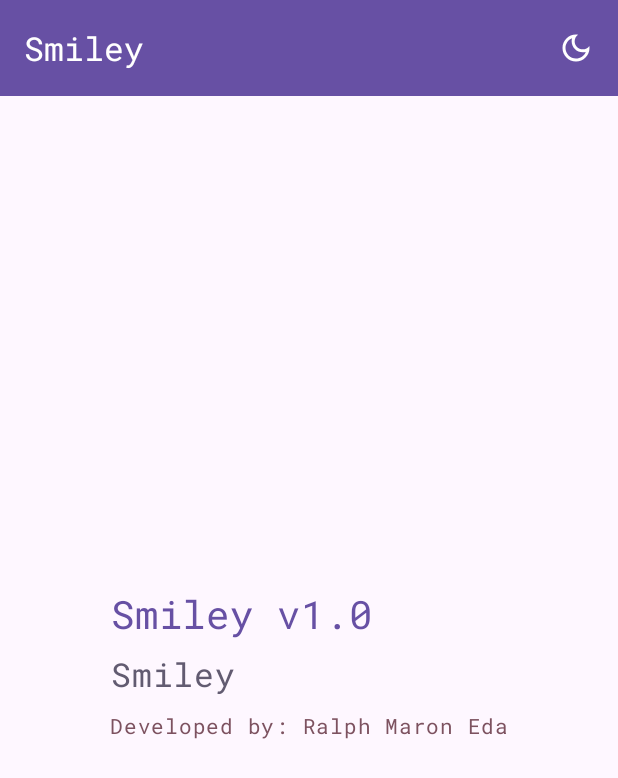
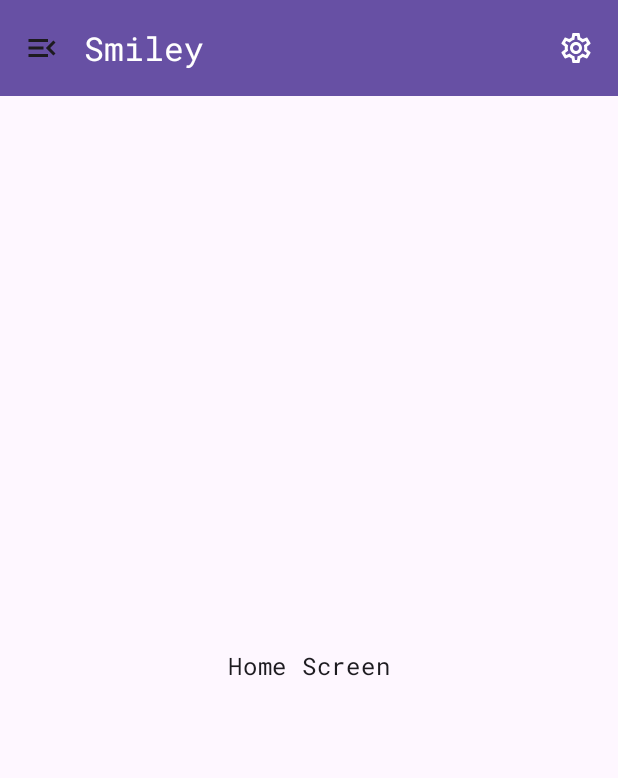
Before and after one commit to ralphmarondev/smiley, an Android app built with Jetpack Compose: the screen it shows after launch (MainActivity), on a phone screen of 412 x 824 dp. Shown: the top 778 px of the screen. Run offline under Robolectric (Android 15) with nearby library versions, the phone set to English and light mode, and no system bars.

Commit message:
implemented koin and added initial screens

```diff
--- a/app/build.gradle.kts
+++ b/app/build.gradle.kts
@@ -60,6 +60,8 @@ dependencies {
     implementation(libs.navigation.compose)
     implementation(libs.kotlinx.serialization.json)
 
+    implementation(libs.bundles.koin)
+
     testImplementation(libs.junit)
     androidTestImplementation(libs.androidx.junit)
     androidTestImplementation(libs.androidx.espresso.core)
--- a/app/src/main/AndroidManifest.xml
+++ b/app/src/main/AndroidManifest.xml
@@ -3,6 +3,7 @@
     xmlns:tools="http://schemas.android.com/tools">
 
     <application
+        android:name=".MyApp"
         android:allowBackup="true"
         android:dataExtractionRules="@xml/data_extraction_rules"
         android:fullBackupContent="@xml/backup_rules"
@@ -15,7 +16,6 @@
         <activity
             android:name=".MainActivity"
             android:exported="true"
-            android:label="@string/app_name"
             android:theme="@style/Theme.Smiley">
             <intent-filter>
                 <action android:name="android.intent.action.MAIN" />
--- a/app/src/main/java/com/ralphmarondev/smiley/MainActivity.kt
+++ b/app/src/main/java/com/ralphmarondev/smiley/MainActivity.kt
@@ -4,25 +4,19 @@ import android.os.Bundle
 import androidx.activity.ComponentActivity
 import androidx.activity.compose.setContent
 import androidx.activity.enableEdgeToEdge
-import androidx.compose.runtime.getValue
-import androidx.compose.runtime.mutableStateOf
-import androidx.compose.runtime.remember
-import androidx.compose.runtime.setValue
-import com.ralphmarondev.smiley.ui.theme.SmileyTheme
+import com.ralphmarondev.smiley.core.data.local.preferences.AppPreferences
+import com.ralphmarondev.smiley.navigation.AppNavigation
+import org.koin.android.ext.android.inject
 
 class MainActivity : ComponentActivity() {
+
+    private val preferences: AppPreferences by inject()
+
     override fun onCreate(savedInstanceState: Bundle?) {
         super.onCreate(savedInstanceState)
         enableEdgeToEdge()
         setContent {
-            var darkTheme by remember { mutableStateOf(false) }
-
-            SmileyTheme(darkTheme = darkTheme) {
-                GreetingScreen(
-                    darkTheme = darkTheme,
-                    toggleDarkTheme = { darkTheme = !darkTheme }
-                )
-            }
+            AppNavigation(preferences)
         }
     }
 }
--- /dev/null
+++ b/app/src/main/java/com/ralphmarondev/smiley/MyApp.kt
@@ -0,0 +1,17 @@
+package com.ralphmarondev.smiley
+
+import android.app.Application
+import com.ralphmarondev.smiley.core.di.coreModule
+import org.koin.android.ext.koin.androidContext
+import org.koin.core.context.startKoin
+
+class MyApp : Application() {
+    override fun onCreate() {
+        super.onCreate()
+
+        startKoin {
+            androidContext(this@MyApp)
+            modules(coreModule)
+        }
+    }
+}
--- /dev/null
+++ b/app/src/main/java/com/ralphmarondev/smiley/core/data/local/preferences/AppPreferences.kt
@@ -0,0 +1,34 @@
+package com.ralphmarondev.smiley.core.data.local.preferences
+
+import android.content.Context
+import android.content.SharedPreferences
+
+class AppPreferences(
+    private val context: Context
+) {
+    companion object {
+        private const val PREFERENCE_NAME = "preference_name"
+        private const val FIRST_LAUNCH = "first_launch"
+        private const val DARK_THEME = "dark_theme"
+    }
+
+    private val sharedPreferences: SharedPreferences = context.getSharedPreferences(
+        PREFERENCE_NAME, Context.MODE_PRIVATE
+    )
+
+    fun isFirstLaunch(): Boolean {
+        return sharedPreferences.getBoolean(FIRST_LAUNCH, true)
+    }
+
+    fun setFirstLaunchDone() {
+        sharedPreferences.edit().putBoolean(FIRST_LAUNCH, false).apply()
+    }
+
+    fun isDarkTheme(): Boolean {
+        return sharedPreferences.getBoolean(DARK_THEME, false)
+    }
+
+    fun toggleDarkTheme() {
+        sharedPreferences.edit().putBoolean(DARK_THEME, !isDarkTheme()).apply()
+    }
+}
--- /dev/null
+++ b/app/src/main/java/com/ralphmarondev/smiley/core/di/CoreModule.kt
@@ -0,0 +1,9 @@
+package com.ralphmarondev.smiley.core.di
+
+import com.ralphmarondev.smiley.core.data.local.preferences.AppPreferences
+import org.koin.core.module.dsl.singleOf
+import org.koin.dsl.module
+
+val coreModule = module {
+    singleOf(::AppPreferences)
+}
--- /dev/null
+++ b/app/src/main/java/com/ralphmarondev/smiley/features/home/presentation/HomeScreen.kt
@@ -0,0 +1,89 @@
+package com.ralphmarondev.smiley.features.home.presentation
+
+import androidx.compose.foundation.layout.Box
+import androidx.compose.foundation.layout.fillMaxSize
+import androidx.compose.foundation.layout.padding
+import androidx.compose.material.icons.Icons
+import androidx.compose.material.icons.automirrored.outlined.MenuOpen
+import androidx.compose.material.icons.outlined.Settings
+import androidx.compose.material3.DrawerValue
+import androidx.compose.material3.ExperimentalMaterial3Api
+import androidx.compose.material3.Icon
+import androidx.compose.material3.IconButton
+import androidx.compose.material3.MaterialTheme
+import androidx.compose.material3.ModalNavigationDrawer
+import androidx.compose.material3.Scaffold
+import androidx.compose.material3.Text
+import androidx.compose.material3.TopAppBar
+import androidx.compose.material3.TopAppBarDefaults
+import androidx.compose.material3.rememberDrawerState
+import androidx.compose.runtime.Composable
+import androidx.compose.runtime.rememberCoroutineScope
+import androidx.compose.ui.Alignment
+import androidx.compose.ui.Modifier
+import com.ralphmarondev.smiley.features.home.presentation.components.DrawerContent
+import kotlinx.coroutines.launch
+
+@OptIn(ExperimentalMaterial3Api::class)
+@Composable
+fun HomeScreen(
+    navigateToSettings: () -> Unit
+) {
+    val scope = rememberCoroutineScope()
+    val drawerState = rememberDrawerState(DrawerValue.Closed)
+
+    ModalNavigationDrawer(
+        drawerContent = {
+            DrawerContent()
+        },
+        drawerState = drawerState
+    ) {
+        Scaffold(
+            topBar = {
+                TopAppBar(
+                    title = {
+                        Text(
+                            text = "Smiley"
+                        )
+                    },
+                    navigationIcon = {
+                        IconButton(
+                            onClick = {
+                                scope.launch {
+                                    drawerState.open()
+                                }
+                            }
+                        ) {
+                            Icon(
+                                imageVector = Icons.AutoMirrored.Outlined.MenuOpen,
+                                contentDescription = "Open navigation drawer"
+                            )
+                        }
+                    },
+                    actions = {
+                        IconButton(onClick = navigateToSettings) {
+                            Icon(
+                                imageVector = Icons.Outlined.Settings,
+                                contentDescription = "Settings"
+                            )
+                        }
+                    },
+                    colors = TopAppBarDefaults.topAppBarColors(
+                        containerColor = MaterialTheme.colorScheme.primary,
+                        titleContentColor = MaterialTheme.colorScheme.onPrimary,
+                        actionIconContentColor = MaterialTheme.colorScheme.onPrimary
+                    )
+                )
+            }
+        ) { innerPadding ->
+            Box(
+                modifier = Modifier
+                    .fillMaxSize()
+                    .padding(innerPadding),
+                contentAlignment = Alignment.Center
+            ) {
+                Text(text = "Home Screen")
+            }
+        }
+    }
+}
--- /dev/null
+++ b/app/src/main/java/com/ralphmarondev/smiley/features/home/presentation/components/DrawerContent.kt
@@ -0,0 +1,94 @@
+package com.ralphmarondev.smiley.features.home.presentation.components
+
+import androidx.compose.foundation.Image
+import androidx.compose.foundation.background
+import androidx.compose.foundation.layout.Column
+import androidx.compose.foundation.layout.fillMaxSize
+import androidx.compose.foundation.layout.fillMaxWidth
+import androidx.compose.foundation.layout.padding
+import androidx.compose.material.icons.Icons
+import androidx.compose.material.icons.outlined.AccountBox
+import androidx.compose.material.icons.outlined.Settings
+import androidx.compose.material3.Icon
+import androidx.compose.material3.MaterialTheme
+import androidx.compose.material3.ModalDrawerSheet
+import androidx.compose.material3.NavigationDrawerItem
+import androidx.compose.material3.Text
+import androidx.compose.runtime.Composable
+import androidx.compose.ui.Modifier
+import androidx.compose.ui.res.stringResource
+import androidx.compose.ui.unit.dp
+import coil.compose.rememberAsyncImagePainter
+import com.ralphmarondev.smiley.R
+
+@Composable
+fun DrawerContent(
+    modifier: Modifier = Modifier
+) {
+    ModalDrawerSheet(
+        modifier = modifier
+    ) {
+        Column(
+            modifier = Modifier
+                .fillMaxSize()
+        ) {
+            Column(
+                modifier = Modifier
+                    .background(MaterialTheme.colorScheme.tertiary)
+                    .fillMaxWidth()
+                    .padding(16.dp)
+            ) {
+                Image(
+                    painter = rememberAsyncImagePainter(R.drawable.ic_launcher_foreground),
+                    contentDescription = "Logo"
+                )
+
+                Text(
+                    text = stringResource(R.string.app_name)
+                )
+                Text(
+                    text = "Version 1.0"
+                )
+            }
+
+            NavigationDrawerItem(
+                label = {
+                    Text(
+                        text = "Profile"
+                    )
+                },
+                onClick = {},
+                selected = false,
+                icon = {
+                    Icon(
+                        imageVector = Icons.Outlined.AccountBox,
+                        contentDescription = "Account"
+                    )
+                },
+                modifier = Modifier
+                    .fillMaxWidth()
+                    .padding(horizontal = 16.dp, vertical = 4.dp)
+            )
+
+            NavigationDrawerItem(
+                label = {
+                    Text(
+                        text = "Settings"
+                    )
+                },
+                onClick = {},
+                selected = false,
+                icon = {
+                    Icon(
+                        imageVector = Icons.Outlined.Settings,
+                        contentDescription = "Settings"
+                    )
+                },
+                modifier = Modifier
+                    .fillMaxWidth()
+                    .padding(horizontal = 16.dp, vertical = 4.dp)
+            )
+
+        }
+    }
+}
--- /dev/null
+++ b/app/src/main/java/com/ralphmarondev/smiley/navigation/AppNavigation.kt
@@ -0,0 +1,51 @@
+package com.ralphmarondev.smiley.navigation
+
+import androidx.compose.runtime.Composable
+import androidx.compose.runtime.getValue
+import androidx.compose.runtime.mutableStateOf
+import androidx.compose.runtime.remember
+import androidx.compose.runtime.setValue
+import androidx.navigation.NavHostController
+import androidx.navigation.compose.NavHost
+import androidx.navigation.compose.composable
+import androidx.navigation.compose.rememberNavController
+import com.ralphmarondev.smiley.core.data.local.preferences.AppPreferences
+import com.ralphmarondev.smiley.features.home.presentation.HomeScreen
+import com.ralphmarondev.smiley.features.settings.presentation.SettingScreen
+import com.ralphmarondev.smiley.ui.theme.SmileyTheme
+
+@Composable
+fun AppNavigation(
+    preferences: AppPreferences,
+    navController: NavHostController = rememberNavController()
+) {
+    var darkTheme by remember { mutableStateOf(preferences.isDarkTheme()) }
+
+    SmileyTheme(darkTheme = darkTheme) {
+        NavHost(
+            navController = navController,
+            startDestination = Routes.Home
+        ) {
+            composable<Routes.Home> {
+                HomeScreen(
+                    navigateToSettings = {
+                        navController.navigate(Routes.Settings) {
+                            launchSingleTop = true
+                        }
+                    }
+                )
+            }
+            composable<Routes.Settings> {
+                SettingScreen(
+                    navigateBack = {
+                        navController.navigateUp()
+                    },
+                    toggleTheme = {
+                        darkTheme = !darkTheme
+                        preferences.toggleDarkTheme()
+                    }
+                )
+            }
+        }
+    }
+}
--- /dev/null
+++ b/app/src/main/java/com/ralphmarondev/smiley/navigation/Routes.kt
@@ -0,0 +1,12 @@
+package com.ralphmarondev.smiley.navigation
+
+import kotlinx.serialization.Serializable
+
+object Routes {
+
+    @Serializable
+    data object Home
+
+    @Serializable
+    data object Settings
+}
```
Also changed, not shown: app/src/main/java/com/ralphmarondev/smiley/features/settings/presentation/SettingScreen.kt (added, +74 -0 lines).
